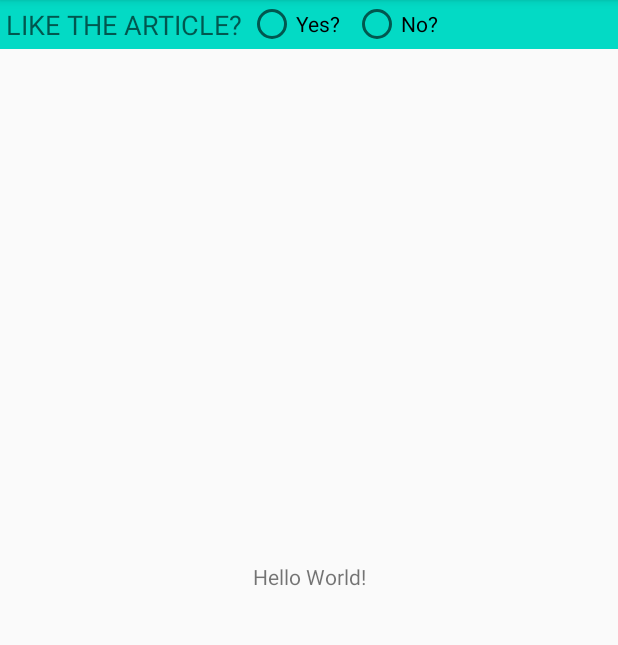
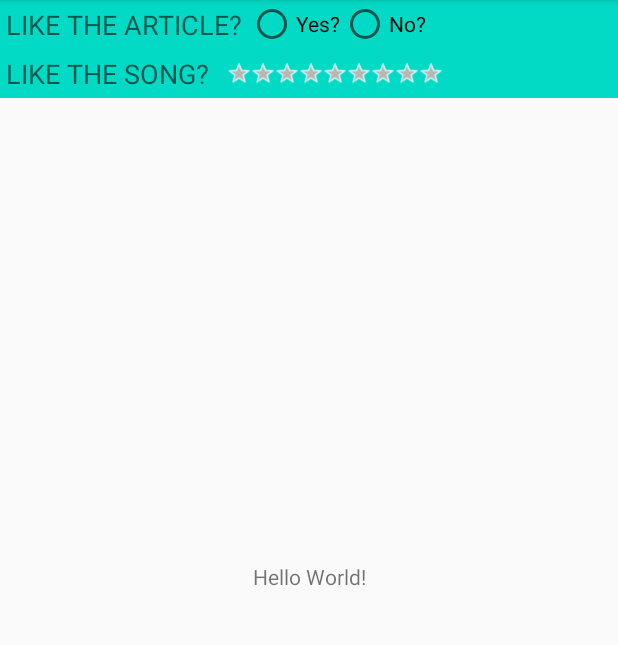
Before and after one commit to LTRIPLEY27/M08_EAC3_Exercises1_Fragments_Master_Detail, an Android app: the screen it shows after launch (MainActivity), on a phone screen of 412 x 824 dp, the part 84-729 px from its top. Run offline under Robolectric (Android 15) with nearby library versions, the phone set to English and light mode, and no system bars.

Commit message:
add the resources for a view verical

```diff
--- a/app/src/main/java/isabelcalzadilla/ioc/fragmentsactivity/FirtsFragment.java
+++ b/app/src/main/java/isabelcalzadilla/ioc/fragmentsactivity/FirtsFragment.java
@@ -14,7 +14,7 @@ import android.widget.TextView;
  */
 public class FirtsFragment extends Fragment {
 
-    // MIAS
+    // VARIABLES FINAL PARA VALIDAR SI HA SIDO CHECKEADO O NO UN BUTTON DEL RADIO CON '0' O '1'
     private final int YES = 0;
     private final int NO = 1;
 
@@ -28,17 +28,19 @@ public class FirtsFragment extends Fragment {
     @Override
     public View onCreateView(LayoutInflater inflater, ViewGroup container,
                              Bundle savedInstanceState) {
-        // Inflate the layout for this fragment
+        // DEFINICIÓN DE LA VISTA CON LOS VALORES EN FALSE
         final View rootie = inflater.inflate(R.layout.fragment_simple, container, false);
 
         final RadioGroup radios = rootie.findViewById(R.id.radios);
-        //return inflater.inflate(R.layout.fragment_simple, container, false);
 
+        // SETTEO DE LOS VALORES DEL RADIOGROUP
         radios.setOnCheckedChangeListener(
                 new RadioGroup.OnCheckedChangeListener() {
                     // método por defecto
                     @Override
                     public void onCheckedChanged(RadioGroup radioGroup, int i) {
+
+                        // DECLARACIÓN DE UNA VISTA CON LOS VALORES DEL RADIOFROUP
                         View radius = radioGroup.findViewById(i);
                         int indice = radios.indexOfChild(radius);// ver
 
@@ -49,14 +51,13 @@ public class FirtsFragment extends Fragment {
                                 texti.setText(R.string.yes_message);
                                 break;
                             case NO:
-                                texti.setText(R.string.hello_blank_fragment);
+                                texti.setText(R.string.no_message);
                                 break;
                             default:
                                 break;
                         }
                     }
-                }
-        );
+                });
         return rootie;
     }
 }
--- a/app/src/main/res/layout/activity_main.xml
+++ b/app/src/main/res/layout/activity_main.xml
@@ -15,7 +15,7 @@
         app:layout_constraintStart_toStartOf="parent"
         app:layout_constraintTop_toTopOf="parent" />
 
-    <!--INCRUSTACIÓN DEL FRAGMEN-->
+    <!--INCRUSTACIÓN DEL FRAGMENT-->
     <fragment
         android:id="@+id/fragment"
         android:name="isabelcalzadilla.ioc.fragmentsactivity.FirtsFragment"
--- a/app/src/main/res/layout/fragment_simple.xml
+++ b/app/src/main/res/layout/fragment_simple.xml
@@ -1,42 +1,94 @@
 <?xml version="1.0" encoding="utf-8"?>
 <LinearLayout xmlns:android="http://schemas.android.com/apk/res/android"
+    xmlns:app="http://schemas.android.com/apk/res-auto"
     xmlns:tools="http://schemas.android.com/tools"
     android:layout_width="match_parent"
     android:layout_height="wrap_content"
     android:background="@color/teal_200"
-    android:orientation="horizontal"
+    android:orientation="vertical"
     tools:context=".FirtsFragment">
 
     <!-- TODO: Update blank fragment layout -->
+
+
+    <!--Linear Layout para ubicar los elementos en cada una de las secciones-->
+
+    <LinearLayout
+        android:layout_width="match_parent"
+        android:layout_height="wrap_content"
+        android:orientation="horizontal">
+
         <TextView
             android:id="@+id/fragment_header"
             android:layout_width="wrap_content"
             android:layout_height="wrap_content"
+            android:padding="4dp"
+            android:text="@string/question_article"
             android:textAppearance="@style/TextAppearance.AppCompat.Medium"
-        android:padding="4dp"
-        android:text="@string/question_article" />
+           />
 
         <!--RADIO-BUTTONS-->
         <RadioGroup
             android:id="@+id/radios"
             android:layout_width="wrap_content"
             android:layout_height="wrap_content"
-        android:orientation="horizontal">
+            android:orientation="horizontal"
+            tools:layout_editor_absoluteX="181dp"
+            tools:layout_editor_absoluteY="4dp">
 
             <!--RADIOBUTTONS DENTRO DEL GROUP PARA OBLIGAR A UN SOLO VALOR-->
+
             <RadioButton
                 android:id="@+id/radio_yes"
                 android:layout_width="wrap_content"
                 android:layout_height="wrap_content"
-            android:layout_marginEnd="8dp"
-            android:text="@string/yes"/>
+                android:text="@string/yes"
+                app:layout_constraintBottom_toBottomOf="parent"
+                app:layout_constraintEnd_toStartOf="@+id/radio_no"
+                app:layout_constraintHorizontal_bias="0.98"
+                app:layout_constraintStart_toStartOf="parent"
+                app:layout_constraintTop_toTopOf="parent"
+                app:layout_constraintVertical_bias="0.185" />
 
             <RadioButton
                 android:id="@+id/radio_no"
                 android:layout_width="wrap_content"
                 android:layout_height="wrap_content"
-            android:layout_marginEnd="8dp"
-            android:text="@string/no"/>
+                android:layout_marginEnd="72dp"
+                android:text="@string/no"
+                app:layout_constraintBottom_toBottomOf="parent"
+                app:layout_constraintEnd_toEndOf="parent"
+                app:layout_constraintTop_toTopOf="parent"
+                app:layout_constraintVertical_bias="0.185" />
+        </RadioGroup>
 
-    </RadioGroup>
+
     </LinearLayout>
+
+    <!--Linear Layout para ubicar los elementos en cada una de las secciones, UBICANDO EL SIGUIENTE GROUP-->
+    <LinearLayout
+        android:layout_width="wrap_content"
+        android:layout_height="wrap_content"
+        android:orientation="horizontal">
+
+        <TextView
+            android:id="@+id/song"
+            android:layout_width="wrap_content"
+            android:layout_height="wrap_content"
+            android:padding="4dp"
+            android:text="@string/question_song"
+            android:textAppearance="@style/TextAppearance.AppCompat.Medium"
+            />
+
+        <RatingBar
+            android:id="@+id/rating"
+            android:layout_width="wrap_content"
+            android:layout_height="wrap_content"
+            android:padding="8dp"
+            style="@android:style/Widget.Holo.RatingBar.Small"
+            android:numStars="10"
+            android:isIndicator="false"
+            />
+    </LinearLayout>
+
+</LinearLayout>
--- a/app/src/main/res/values/strings.xml
+++ b/app/src/main/res/values/strings.xml
@@ -3,6 +3,7 @@
     <!-- TODO: Remove or change this placeholder text -->
     <string name="hello_blank_fragment">Hello blank fragment</string>
     <string name="question_article">LIKE THE ARTICLE?</string>
+    <string name="question_song">LIKE THE SONG?</string>
     <string name="yes">Yes?</string>
     <string name="no">No?</string>
     <string name="yes_message">ARTICLE: Like</string>
```
Lines whose indentation alone changed are shown as unchanged.
